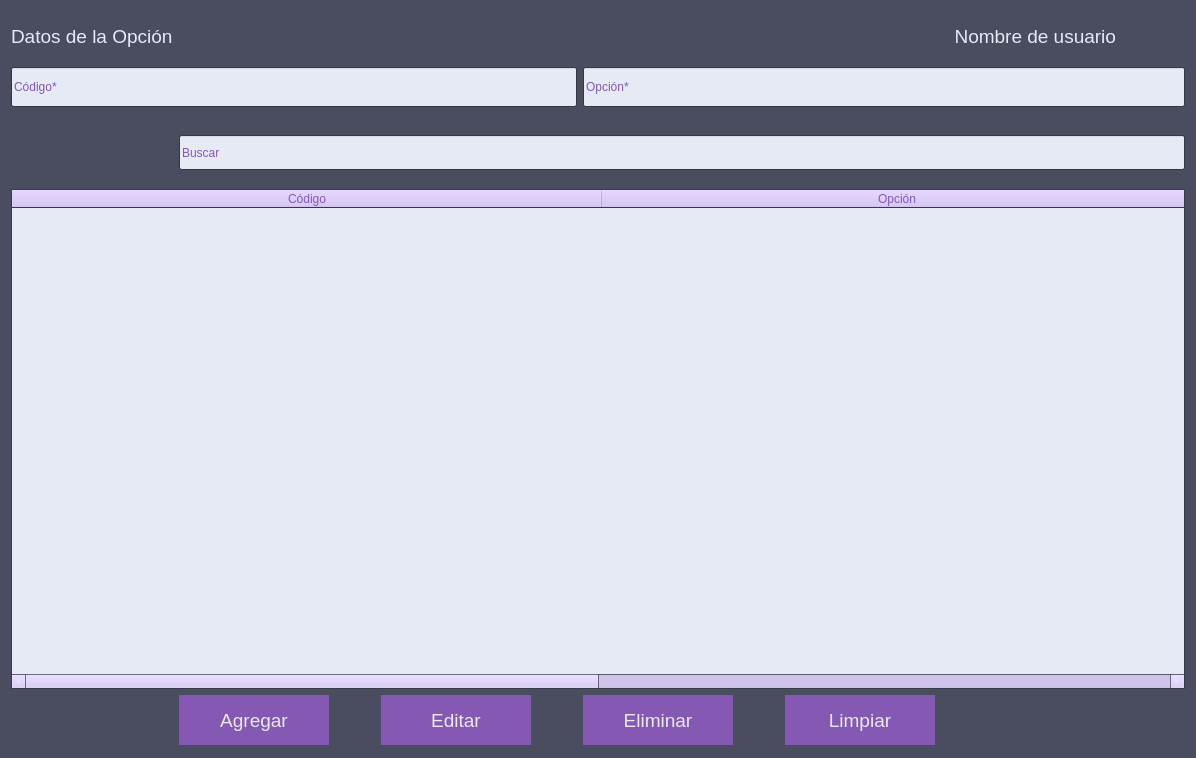
Qt form vistas/UIs/frmOpcion.ui (andyy-nr/pda-proyecto) before a commit.
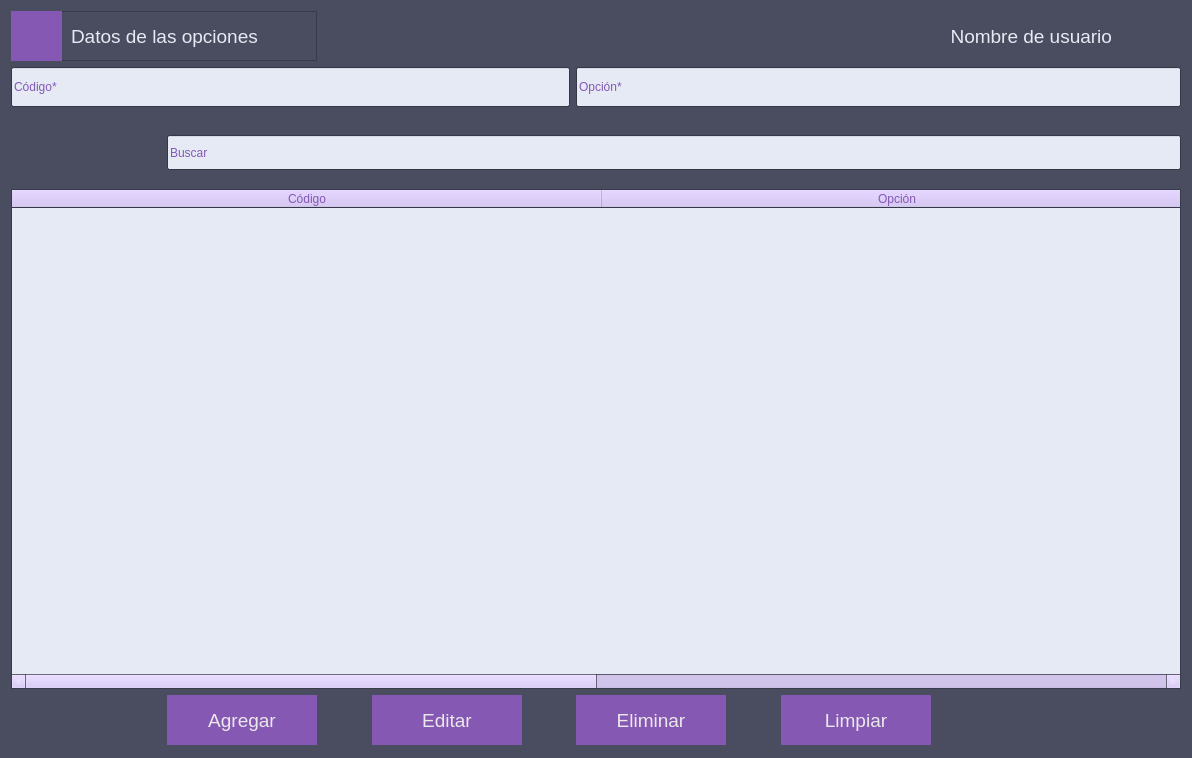
The same form after that commit. Icons and pictures are not drawn.

Diff of the .ui file:
```diff
--- a/vistas/UIs/frmOpcion.ui
+++ b/vistas/UIs/frmOpcion.ui
@@ -644,18 +644,6 @@
      </property>
     </spacer>
    </item>
-   <item row="0" column="0">
-    <widget class="QLabel" name="label">
-     <property name="font">
-      <font>
-       <pointsize>14</pointsize>
-      </font>
-     </property>
-     <property name="text">
-      <string>Datos de la Opción</string>
-     </property>
-    </widget>
-   </item>
    <item row="4" column="0" colspan="8">
     <widget class="QTableWidget" name="tbl_opcion">
      <property name="sizePolicy">
@@ -700,6 +688,58 @@
      </column>
     </widget>
    </item>
+   <item row="0" column="0" colspan="2">
+    <widget class="QFrame" name="frame_3">
+     <property name="frameShape">
+      <enum>QFrame::StyledPanel</enum>
+     </property>
+     <property name="frameShadow">
+      <enum>QFrame::Raised</enum>
+     </property>
+     <widget class="QLabel" name="label">
+      <property name="geometry">
+       <rect>
+        <x>60</x>
+        <y>0</y>
+        <width>211</width>
+        <height>50</height>
+       </rect>
+      </property>
+      <property name="font">
+       <font>
+        <pointsize>14</pointsize>
+       </font>
+      </property>
+      <property name="text">
+       <string>Datos de las opciones</string>
+      </property>
+     </widget>
+     <widget class="QPushButton" name="btn_regresar">
+      <property name="geometry">
+       <rect>
+        <x>0</x>
+        <y>0</y>
+        <width>51</width>
+        <height>51</height>
+       </rect>
+      </property>
+      <property name="minimumSize">
+       <size>
+        <width>50</width>
+        <height>50</height>
+       </size>
+      </property>
+      <property name="styleSheet">
+       <string notr="true">image: url(:/iconos/Flecha.png);
+border-style: outset;
+background-color: #8458B3;</string>
+      </property>
+      <property name="text">
+       <string/>
+      </property>
+     </widget>
+    </widget>
+   </item>
   </layout>
  </widget>
  <resources>
```
